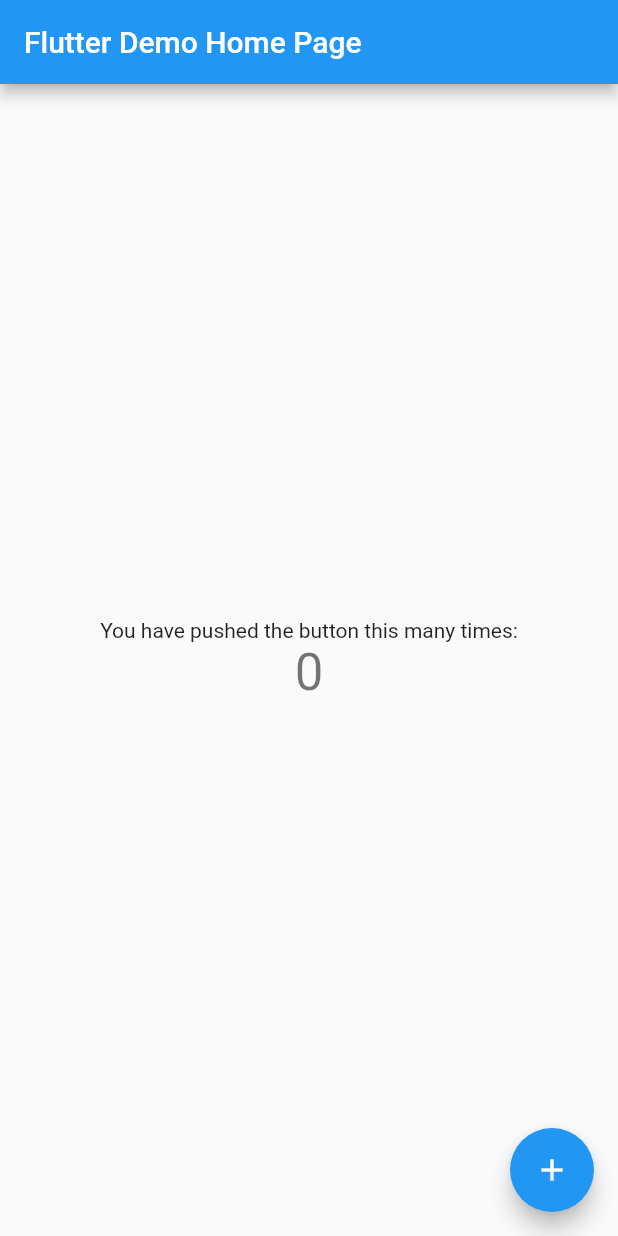
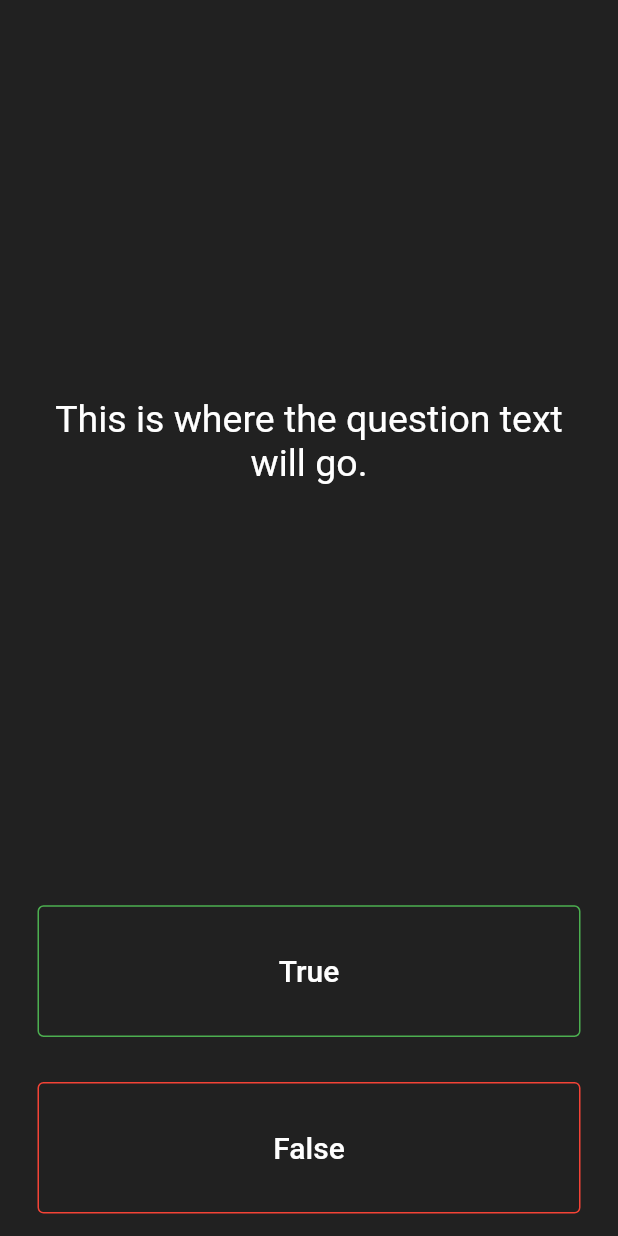
Before and after one commit to berhanudagnew/quizz_app, a Flutter app: the screen it shows after launch, on a phone screen of 412 x 824 dp. Run offline on Flutter 3.47's test engine with Material 2 defaults, Android fonts, the phone set to English and light mode, and no system bars.

Commit message:
update main class

```diff
--- a/lib/main.dart
+++ b/lib/main.dart
@@ -1,115 +1,107 @@
+// ignore_for_file: prefer_const_constructors
+
 import 'package:flutter/material.dart';
 
-void main() {
-  runApp(const MyApp());
-}
+void main() => runApp(Quizzler());
 
-class MyApp extends StatelessWidget {
-  const MyApp({super.key});
-
-  // This widget is the root of your application.
+class Quizzler extends StatelessWidget {
   @override
   Widget build(BuildContext context) {
     return MaterialApp(
-      title: 'Flutter Demo',
-      theme: ThemeData(
-        // This is the theme of your application.
-        //
-        // Try running your application with "flutter run". You'll see the
-        // application has a blue toolbar. Then, without quitting the app, try
-        // changing the primarySwatch below to Colors.green and then invoke
-        // "hot reload" (press "r" in the console where you ran "flutter run",
-        // or simply save your changes to "hot reload" in a Flutter IDE).
-        // Notice that the counter didn't reset back to zero; the application
-        // is not restarted.
-        primarySwatch: Colors.blue,
+      home: Scaffold(
+        backgroundColor: Colors.grey.shade900,
+        body: SafeArea(
+          child: Padding(
+            padding: EdgeInsets.symmetric(horizontal: 10.0),
+            child: QuizPage(),
+          ),
+        ),
       ),
-      home: const MyHomePage(title: 'Flutter Demo Home Page'),
     );
   }
 }
 
-class MyHomePage extends StatefulWidget {
-  const MyHomePage({super.key, required this.title});
-
-  // This widget is the home page of your application. It is stateful, meaning
-  // that it has a State object (defined below) that contains fields that affect
-  // how it looks.
-
-  // This class is the configuration for the state. It holds the values (in this
-  // case the title) provided by the parent (in this case the App widget) and
-  // used by the build method of the State. Fields in a Widget subclass are
-  // always marked "final".
-
-  final String title;
-
+class QuizPage extends StatefulWidget {
   @override
-  State<MyHomePage> createState() => _MyHomePageState();
+  _QuizPageState createState() => _QuizPageState();
 }
 
-class _MyHomePageState extends State<MyHomePage> {
-  int _counter = 0;
-
-  void _incrementCounter() {
-    setState(() {
-      // This call to setState tells the Flutter framework that something has
-      // changed in this State, which causes it to rerun the build method below
-      // so that the display can reflect the updated values. If we changed
-      // _counter without calling setState(), then the build method would not be
-      // called again, and so nothing would appear to happen.
-      _counter++;
-    });
-  }
-
+class _QuizPageState extends State<QuizPage> {
   @override
   Widget build(BuildContext context) {
-    // This method is rerun every time setState is called, for instance as done
-    // by the _incrementCounter method above.
-    //
-    // The Flutter framework has been optimized to make rerunning build methods
-    // fast, so that you can just rebuild anything that needs updating rather
-    // than having to individually change instances of widgets.
-    return Scaffold(
-      appBar: AppBar(
-        // Here we take the value from the MyHomePage object that was created by
-        // the App.build method, and use it to set our appbar title.
-        title: Text(widget.title),
-      ),
-      body: Center(
-        // Center is a layout widget. It takes a single child and positions it
-        // in the middle of the parent.
-        child: Column(
-          // Column is also a layout widget. It takes a list of children and
-          // arranges them vertically. By default, it sizes itself to fit its
-          // children horizontally, and tries to be as tall as its parent.
-          //
-          // Invoke "debug painting" (press "p" in the console, choose the
-          // "Toggle Debug Paint" action from the Flutter Inspector in Android
-          // Studio, or the "Toggle Debug Paint" command in Visual Studio Code)
-          // to see the wireframe for each widget.
-          //
-          // Column has various properties to control how it sizes itself and
-          // how it positions its children. Here we use mainAxisAlignment to
-          // center the children vertically; the main axis here is the vertical
-          // axis because Columns are vertical (the cross axis would be
-          // horizontal).
-          mainAxisAlignment: MainAxisAlignment.center,
-          children: <Widget>[
-            const Text(
-              'You have pushed the button this many times:',
+    return Column(
+      mainAxisAlignment: MainAxisAlignment.spaceBetween,
+      crossAxisAlignment: CrossAxisAlignment.stretch,
+      children: <Widget>[
+        Expanded(
+          flex: 5,
+          child: Padding(
+            padding: EdgeInsets.all(10.0),
+            child: Center(
+              child: Text(
+                'This is where the question text will go.',
+                textAlign: TextAlign.center,
+                style: TextStyle(
+                  fontSize: 25.0,
+                  color: Colors.white,
+                ),
+              ),
             ),
-            Text(
-              '$_counter',
-              style: Theme.of(context).textTheme.headline4,
+          ),
+        ),
+        Expanded(
+          child: Padding(
+            padding: EdgeInsets.all(15.0),
+            child: TextButton(
+              style: TextButton.styleFrom(
+                side: BorderSide(
+                  color: Colors.green,
+                ),
+              ),
+              child: Text(
+                'True',
+                style: TextStyle(
+                  color: Colors.white,
+                  fontSize: 20.0,
+                ),
+              ),
+              onPressed: () {
+                //The user picked true.
+                print('hello');
+              },
             ),
-          ],
+          ),
         ),
-      ),
-      floatingActionButton: FloatingActionButton(
-        onPressed: _incrementCounter,
-        tooltip: 'Increment',
-        child: const Icon(Icons.add),
-      ), // This trailing comma makes auto-formatting nicer for build methods.
+        Expanded(
+          child: Padding(
+            padding: EdgeInsets.all(15.0),
+            child: TextButton(
+              style: TextButton.styleFrom(
+                side: BorderSide(
+                  color: Colors.red,
+                ),
+              ),
+              child: Text(
+                'False',
+                style: TextStyle(
+                  fontSize: 20.0,
+                  color: Colors.white,
+                ),
+              ),
+              onPressed: () {
+                //The user picked false.
+              },
+            ),
+          ),
+        ),
+        //TODO: Add a Row here as your score keeper
+      ],
     );
   }
 }
+
+/*
+question1: 'You can lead a cow down stairs but not up stairs.', false,
+question2: 'Approximately one quarter of human bones are in the feet.', true,
+question3: 'A slug\'s blood is green.', true,
+*/
```
